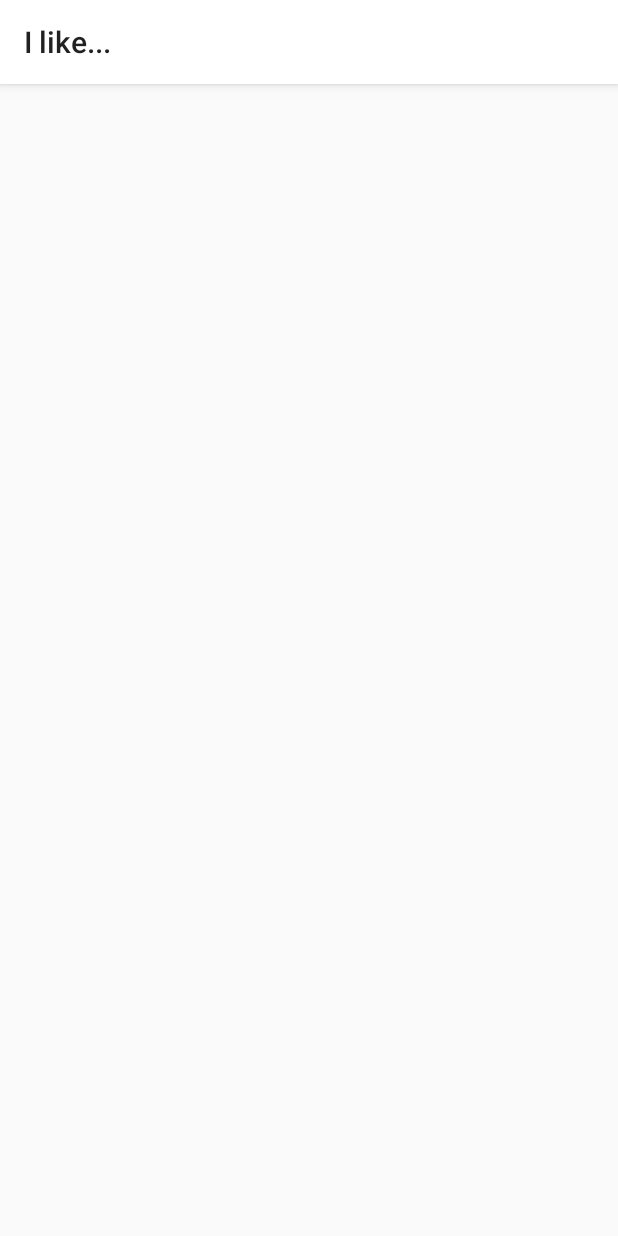
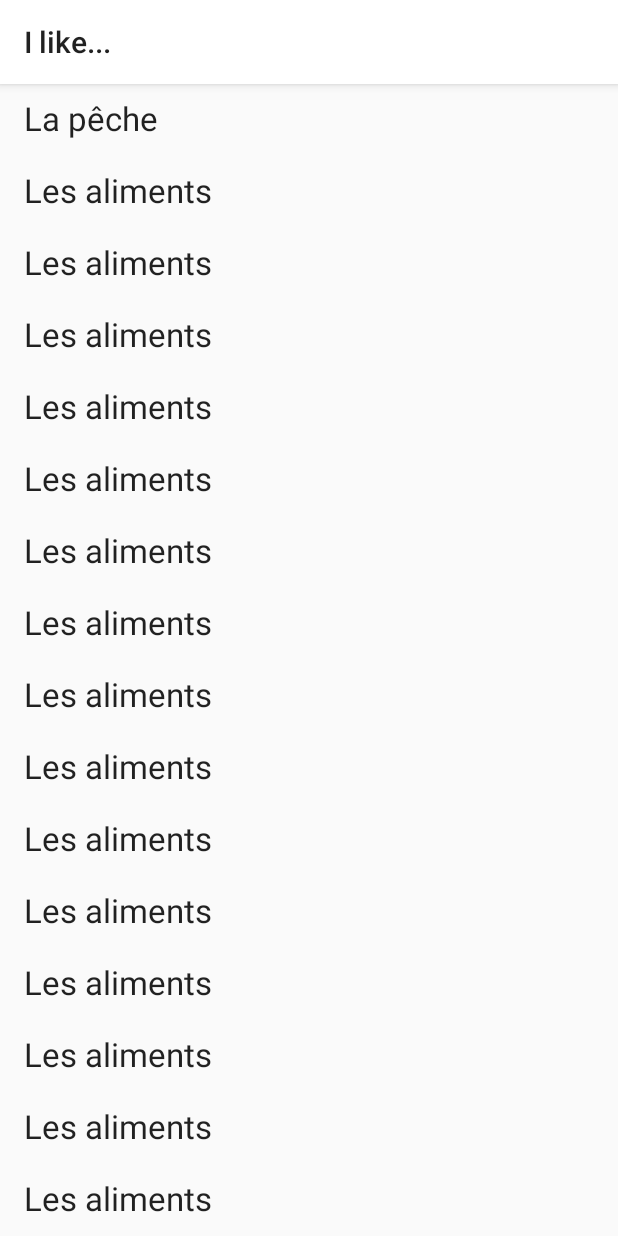
Before and after one commit to ToWaR6/AroundTheWorld, an Android app: the LikeActivity screen opened directly, with no data from a screen before it, on a phone screen of 412 x 824 dp. Run offline under Robolectric (Android 15) with nearby library versions, the phone set to English and light mode, and no system bars.

Commit message:
Recycler view pour la section J'aime...

```diff
--- a/app/build.gradle
+++ b/app/build.gradle
@@ -27,4 +27,5 @@ dependencies {
     androidTestImplementation 'com.android.support.test.espresso:espresso-core:3.0.1'
     implementation 'com.android.support:design:26.1.0'
     implementation 'com.google.android.gms:play-services-places:11.8.0'
+    compile 'com.android.support:recyclerview-v7:26.1.0'
 }
--- /dev/null
+++ b/app/src/main/java/hasselhoff/aroundtheworld/AdapterLikeList.java
@@ -0,0 +1,48 @@
+package hasselhoff.aroundtheworld;
+
+
+import android.support.v7.widget.RecyclerView;
+
+import android.util.Log;
+import android.view.LayoutInflater;
+import android.view.View;
+import android.view.ViewGroup;
+import android.widget.TextView;
+
+import java.util.ArrayList;
+
+public class AdapterLikeList extends RecyclerView.Adapter<AdapterLikeList.MyViewHolder>{
+    private ArrayList<String> likedItems;
+
+    public AdapterLikeList(ArrayList<String> likedItems){
+        this.likedItems = likedItems;
+    }
+    @Override
+    public MyViewHolder onCreateViewHolder(ViewGroup parent, int viewType) {
+        LayoutInflater inflater = LayoutInflater.from(parent.getContext());
+        View view = inflater.inflate(R.layout.row_liked_items, parent, false);
+        return new MyViewHolder(view);
+    }
+
+    @Override
+    public void onBindViewHolder(MyViewHolder holder, int position) {
+        holder.display(likedItems.get(position));
+    }
+
+    @Override
+    public int getItemCount() {
+        return likedItems.size();
+    }
+
+    protected class MyViewHolder extends RecyclerView.ViewHolder{
+        private TextView itemTextView;
+        protected MyViewHolder(View itemView) {
+            super(itemView);
+
+            itemTextView = itemView.findViewById(R.id.item);
+        }
+        protected void display(String item){
+            itemTextView.setText(item);
+        }
+    }
+}
--- a/app/src/main/java/hasselhoff/aroundtheworld/LikeActivity.java
+++ b/app/src/main/java/hasselhoff/aroundtheworld/LikeActivity.java
@@ -2,13 +2,32 @@ package hasselhoff.aroundtheworld;
 
 import android.os.Bundle;
 import android.support.annotation.Nullable;
+import android.support.v4.content.ContextCompat;
+import android.support.v7.widget.DividerItemDecoration;
+import android.support.v7.widget.LinearLayoutManager;
+import android.support.v7.widget.RecyclerView;
 import android.support.v7.widget.Toolbar;
 
+import java.util.ArrayList;
+import java.util.Collections;
+
 public class LikeActivity extends SubActivity {
+
+    private RecyclerView recyclerView;
     @Override
     protected void onCreate(@Nullable Bundle savedInstanceState) {
         super.onCreate(savedInstanceState);
         setContentView(R.layout.activity_like);
         setSupportActionBar((Toolbar) findViewById(R.id.toolbar));
+
+        recyclerView = findViewById(R.id.list);
+        recyclerView.setLayoutManager(new LinearLayoutManager(this));
+        ArrayList<String> likedItems = new ArrayList<>();
+        for (int i= 0; i<20; i++)
+            likedItems.add("Les aliments");
+        likedItems.add("La pêche");
+        Collections.sort(likedItems);
+        recyclerView.setAdapter(new AdapterLikeList(likedItems));
+
     }
 }
--- a/app/src/main/res/layout/activity_like.xml
+++ b/app/src/main/res/layout/activity_like.xml
@@ -1,7 +1,12 @@
 <?xml version="1.0" encoding="utf-8"?>
 <LinearLayout xmlns:android="http://schemas.android.com/apk/res/android"
     android:layout_width="match_parent"
-    android:layout_height="match_parent">
+    android:layout_height="match_parent"
+    android:orientation="vertical">
     <include layout="@layout/toolbar_actionbar"/>
-
+    <android.support.v7.widget.RecyclerView
+        android:layout_width="match_parent"
+        android:layout_height="wrap_content"
+        android:id="@+id/list"
+        />
 </LinearLayout>
--- a/app/src/main/res/layout/activity_main.xml
+++ b/app/src/main/res/layout/activity_main.xml
@@ -1,7 +1,5 @@
 <?xml version="1.0" encoding="utf-8"?>
 <android.support.design.widget.CoordinatorLayout xmlns:android="http://schemas.android.com/apk/res/android"
-    xmlns:tools="http://schemas.android.com/tools"
-    xmlns:app="http://schemas.android.com/apk/res-auto"
     android:layout_width="match_parent"
     android:layout_height="match_parent">
     <RelativeLayout
--- /dev/null
+++ b/app/src/main/res/layout/row_liked_items.xml
@@ -0,0 +1,19 @@
+<?xml version="1.0" encoding="utf-8"?>
+<LinearLayout xmlns:android="http://schemas.android.com/apk/res/android"
+    android:layout_width="match_parent"
+    android:layout_height="wrap_content"
+    android:orientation="vertical"
+    >
+    <TextView
+        android:id="@+id/item"
+        android:layout_width="wrap_content"
+        android:layout_height="48dp"
+        android:textAppearance="@style/TextAppearance.AppCompat.Large"
+        android:paddingStart="16dp"
+        android:paddingLeft="16dp"
+        android:paddingRight="16dp"
+        android:paddingEnd="16dp"
+        android:paddingTop="8dp"
+        />
+
+</LinearLayout>
```
